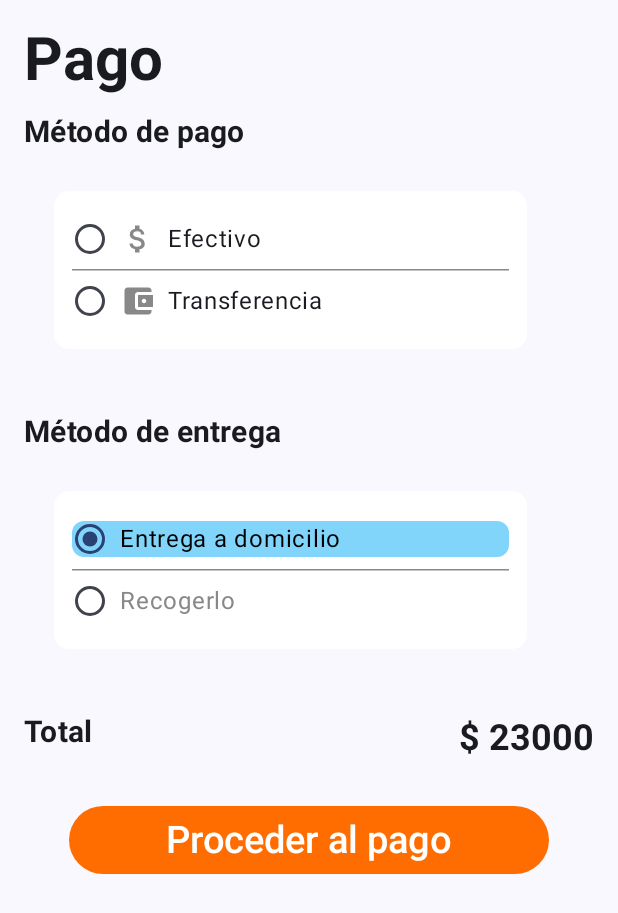
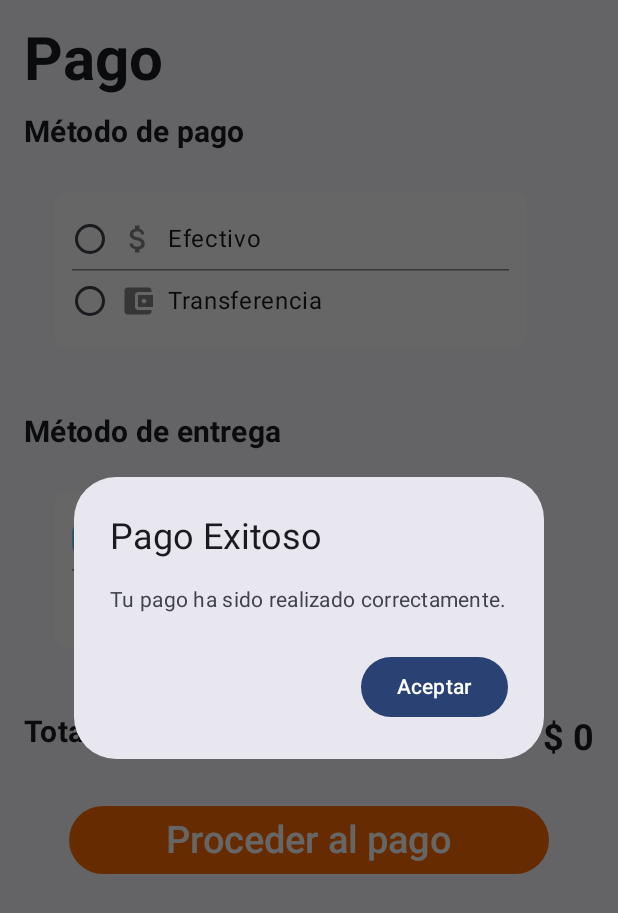
Before and after one commit to Samub96/ISMARKETAPP, an Android app built with Jetpack Compose: the composable PaymentScreen shown on its own in the app's theme, after a tap on "Proceder al pago", on a phone screen of 412 x 824 dp. Shown: the top 913 px of the screen. Run offline under Robolectric (Android 15) with nearby library versions, the light colour scheme and no system bars; our stand-ins replace Firebase (no records; nobody signed in at launch, a user with empty details on screens opened directly), livedata-compose; 1 statement that could not run was skipped; 1 other tap on this screen came first.

```diff
--- a/app/src/main/java/com/peludosteam/ismarket/Screens/PaymentScreen.kt
+++ b/app/src/main/java/com/peludosteam/ismarket/Screens/PaymentScreen.kt
@@ -1,6 +1,7 @@
 package com.peludosteam.ismarket.Screens
 
 import android.util.Log
+import android.widget.Toast
 import androidx.compose.foundation.background
 import androidx.compose.foundation.layout.*
 import androidx.compose.foundation.shape.RoundedCornerShape
@@ -21,17 +22,27 @@ import androidx.navigation.NavController
 import com.peludosteam.ismarket.viewmode.PaymentViewModel
 import androidx.compose.material.icons.filled.AttachMoney
 import androidx.compose.material.icons.filled.AccountBalanceWallet
+import androidx.compose.runtime.livedata.observeAsState
 import androidx.compose.ui.graphics.vector.ImageVector
+import androidx.compose.ui.platform.LocalContext
+import com.peludosteam.ismarket.domain.Product
+import com.peludosteam.ismarket.viewmode.CarritoViewMode
 import com.peludosteam.ismarket.viewmode.DeliveryMethod
 import com.peludosteam.ismarket.viewmode.PaymentMethod
 
 @OptIn(ExperimentalMaterial3Api::class)
 @Composable
-fun PaymentScreen(navController: NavController, paymentViewModel: PaymentViewModel = viewModel()) {
-    val totalAmount = paymentViewModel.totalAmount
+fun PaymentScreen(navController: NavController, paymentViewModel: PaymentViewModel = viewModel(),
+                  cartViewModel: CarritoViewMode = viewModel(),
+
+) {
+
     val selectedPaymentMethod = paymentViewModel.selectedPaymentMethod
     val selectedDeliveryMethod = paymentViewModel.selectedDeliveryMethod
-
+    val totalPrice by cartViewModel.totalPrice.observeAsState(0)
+    val totalAmount =paymentViewModel.setAmount(totalPrice)
+    val carrito = cartViewModel
+    var showDialog by remember { mutableStateOf(false) }
     Scaffold(
 
         content = { innerPadding ->
@@ -121,8 +132,9 @@ fun PaymentScreen(navController: NavController, paymentViewModel: PaymentViewMod
                 ) {
                     Text(text = "Total", style = MaterialTheme.typography.bodyMedium.copy(fontWeight = FontWeight.Bold, fontSize = 20.sp))
                     // Aquí mostramos el total dinámicamente
-                    Text(text = "$ $totalAmount", style = MaterialTheme.typography.headlineSmall.copy(fontWeight = FontWeight.Bold))
-                    Log.d("PriceDetails", "price: $totalAmount")
+                    Text(text = "$ $totalPrice", style = MaterialTheme.typography.headlineSmall.copy(fontWeight = FontWeight.Bold))
+                    Log.d("PriceDetails", "price: $totalPrice")
+
                 }
 
                 Spacer(modifier = Modifier.height(16.dp))
@@ -130,10 +142,15 @@ fun PaymentScreen(navController: NavController, paymentViewModel: PaymentViewMod
 
                 Button(
                     onClick = {
+
                         paymentViewModel.savePaymentToFirebase(
+
                             onSuccess = {
+                                showDialog = true
+                                carrito.checkout()
                                 // Acción en caso de éxito, por ejemplo, navegar hacia atrás
                                 navController.navigate("viewProducts")
+
                             },
                             onError = { error ->
                                 // Manejo de errores, como mostrar un mensaje al usuario
@@ -150,6 +167,19 @@ fun PaymentScreen(navController: NavController, paymentViewModel: PaymentViewMod
                     Text(text = "Proceder al pago", style = MaterialTheme.typography.titleMedium.copy(color = Color.White, fontSize = 25.sp))
                 }
             }
+            if (showDialog) {
+                AlertDialog(
+                    onDismissRequest = { showDialog = false }, // Cierra el diálogo
+                    title = { Text("Pago Exitoso") },
+                    text = { Text("Tu pago ha sido realizado correctamente.") },
+                    confirmButton = {
+                        Button(onClick = { showDialog = false }) {
+                            Text("Aceptar")
+                        }
+                    }
+                )
+            }
+
         }
     )
 }
--- a/app/src/main/java/com/peludosteam/ismarket/viewmode/CarritoViewMode.kt
+++ b/app/src/main/java/com/peludosteam/ismarket/viewmode/CarritoViewMode.kt
@@ -22,7 +22,7 @@ class CarritoViewMode(
     private val _cartProducts = MutableLiveData<List<Product>>()
     val cartProducts: LiveData<List<Product>> = _cartProducts
 
-    private val _totalPrice = MutableLiveData<Int>()
+    val _totalPrice = MutableLiveData<Int>()
     val totalPrice: LiveData<Int> = _totalPrice
 
     init {
@@ -44,7 +44,7 @@ class CarritoViewMode(
      private fun updateTotalPrice(products: List<Product>) {
          val total = products.sumOf { it.price }
          _totalPrice.value = total
-         paymentViewModel.updateTotalAmount(total)
+
         Log.d("PriceAmount:", "price $total")
      }
 
--- a/app/src/main/java/com/peludosteam/ismarket/viewmode/PaymentViewModel.kt
+++ b/app/src/main/java/com/peludosteam/ismarket/viewmode/PaymentViewModel.kt
@@ -10,6 +10,9 @@ import androidx.lifecycle.viewmodel.compose.viewModel
 import com.google.firebase.firestore.FirebaseFirestore
 import com.peludosteam.ismarket.domain.Product
 import kotlinx.coroutines.tasks.await
+import android.util.Log
+import androidx.lifecycle.LiveData
+import androidx.lifecycle.MutableLiveData
 
 data class PaymentMethod(val id: String, val name: String)
 data class DeliveryMethod(val id: String, val name: String)
@@ -18,14 +21,15 @@ class PaymentViewModel : ViewModel() {
 
     private val db = FirebaseFirestore.getInstance()
 
+    var totalAmount =0
+
     var selectedPaymentMethod by mutableStateOf(PaymentMethod("card", "Card ending in •3239"))
         private set
 
     var selectedDeliveryMethod by mutableStateOf(DeliveryMethod("home_delivery", "Entrega a domicilio"))
         private set
 
-    var totalAmount by mutableStateOf(23000) // Ejemplo de valor total
-        private set
+
 
     fun setPaymentMethod(paymentMethod: PaymentMethod) {
         selectedPaymentMethod = paymentMethod
@@ -34,10 +38,10 @@ class PaymentViewModel : ViewModel() {
     fun setDeliveryMethod(deliveryMethod: DeliveryMethod) {
         selectedDeliveryMethod = deliveryMethod
     }
+    fun setAmount(price:Int){
+        totalAmount=price
+    }
 
-    fun updateTotalAmount(amount: Int) {
-        totalAmount = amount
-    }
 
     fun savePaymentToFirebase(
         onSuccess: () -> Unit,
@@ -50,12 +54,15 @@ class PaymentViewModel : ViewModel() {
             "deliveryMethodName" to selectedDeliveryMethod.name,
             "totalAmount" to totalAmount,
             "timestamp" to System.currentTimeMillis()
+
         )
+        Log.d("Subida firebase", "totalAmount $totalAmount")
 
         db.collection("payments")
             .add(paymentData)
             .addOnSuccessListener {
                 println("Método de pago guardado correctamente")
+
                 onSuccess()
             }
             .addOnFailureListener { exception ->
```
